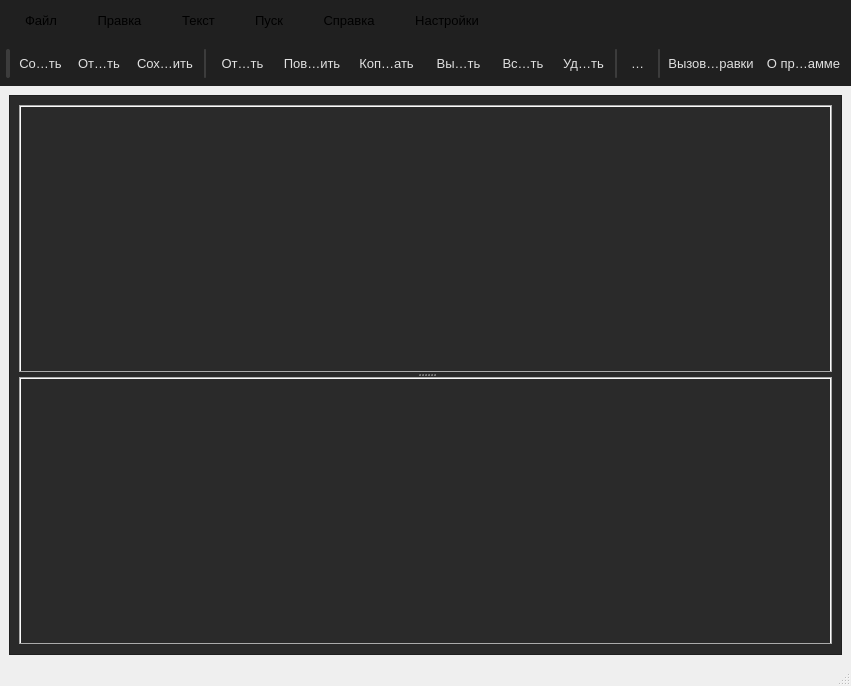
Before: the Qt Designer form text_editor.ui in MaKiToShI21/Text-Editor, drawn with Qt 5.
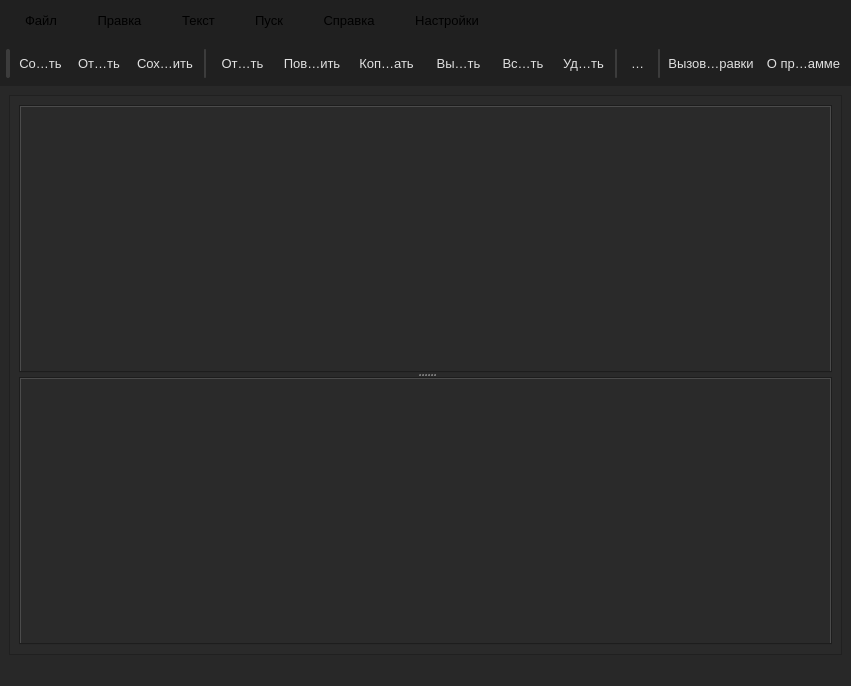
After: the same form once the commit is applied. Icons and pictures are not drawn.

```diff
--- a/text_editor.ui
+++ b/text_editor.ui
@@ -20,7 +20,8 @@
    <string>Text Editor</string>
   </property>
   <property name="styleSheet">
-   <string notr="true">font-size: 10pt;</string>
+   <string notr="true">font-size: 10pt;
+background-color: rgb(40, 40, 40);</string>
   </property>
   <property name="toolButtonStyle">
    <enum>Qt::ToolButtonStyle::ToolButtonIconOnly</enum>
```
Left out of the diff: 3 changed lines with no effect on the pictures.
